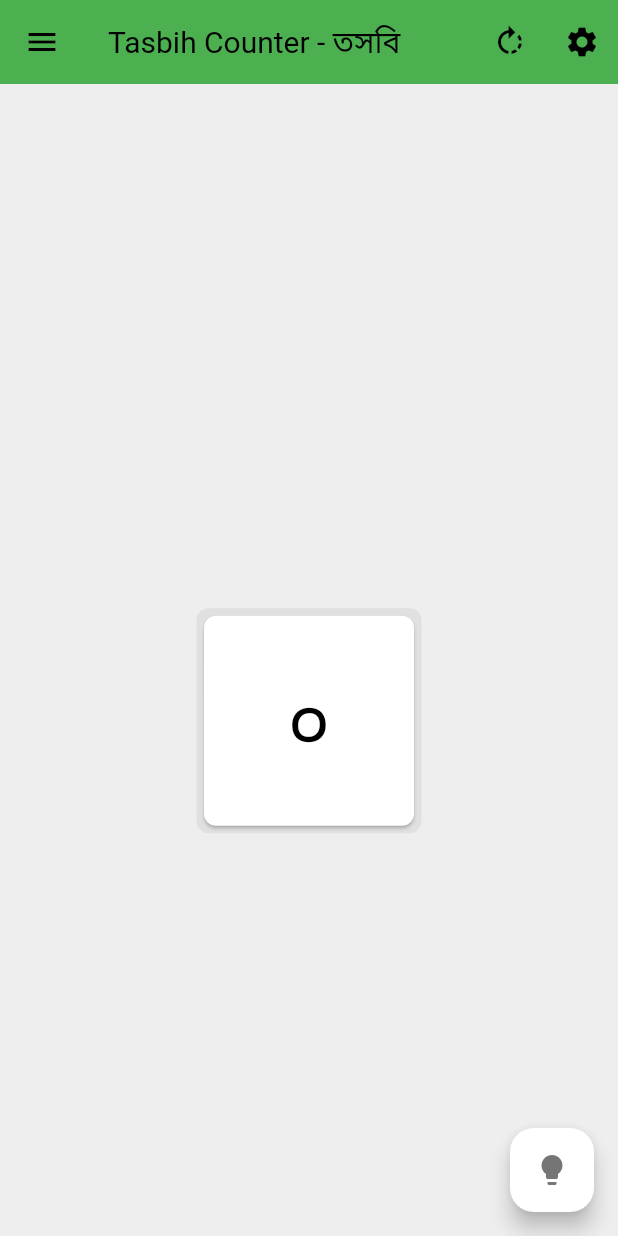
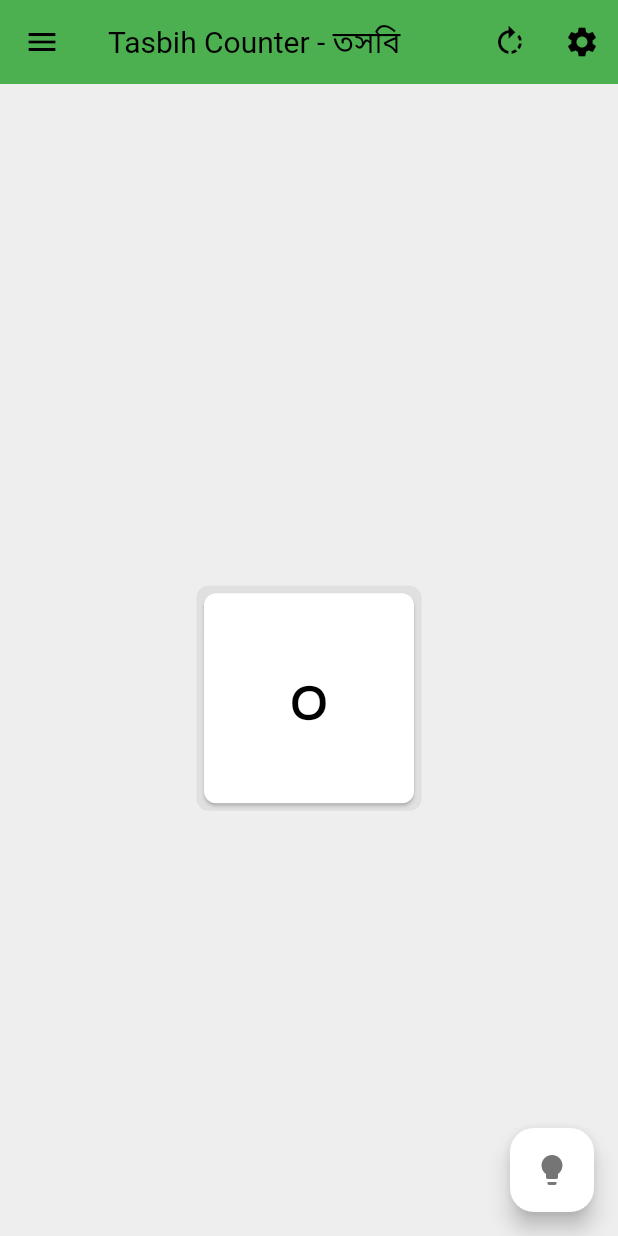
Before and after one commit to Azimul-Haque/tasbih-android, a Flutter app: the screen it shows after launch, on a phone screen of 412 x 824 dp. Run offline on Flutter 3.47's test engine with Material 3 defaults, Android fonts, the phone set to English and light mode, and no system bars; our stand-ins replace shared_preferences.

Commit message:
Commit Mon 11/25/2024  5:21:05.15 10724

```diff
--- a/lib/view/home.dart
+++ b/lib/view/home.dart
@@ -78,7 +78,7 @@ class _MyHomePageState extends State<MyHomePage> {
                     ),
                   ]),
             ),
-            const SizedBox(height: 50),
+            const SizedBox(height: 20),
             MyBox(
               height: 150,
               widht: 150,
```
